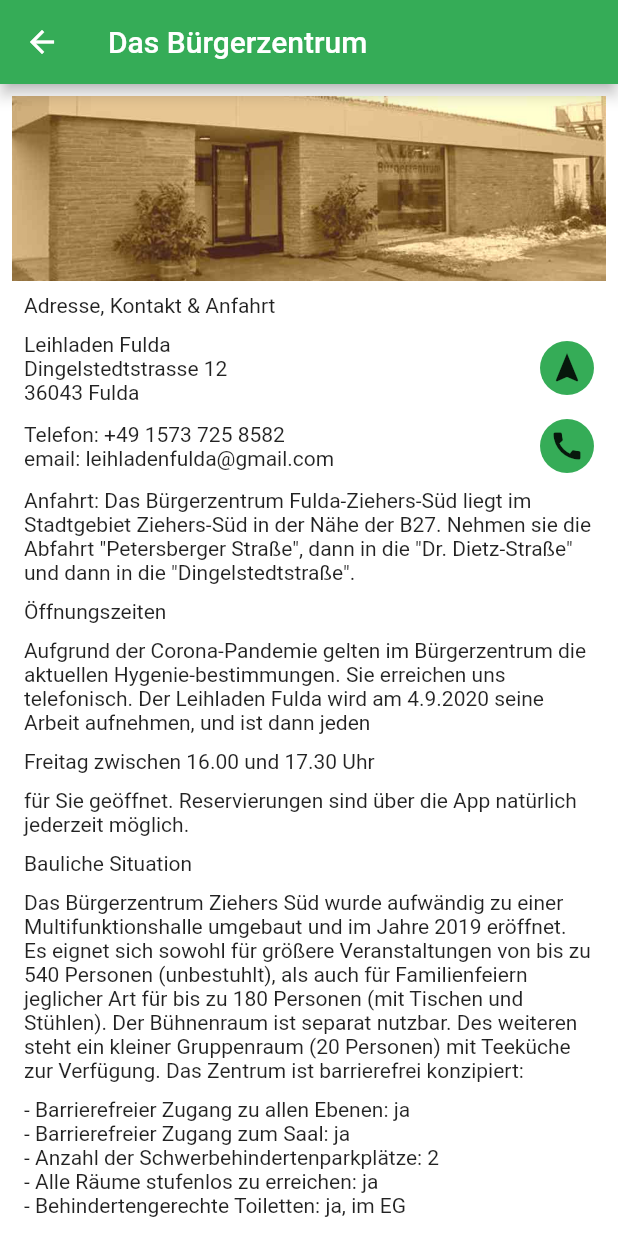
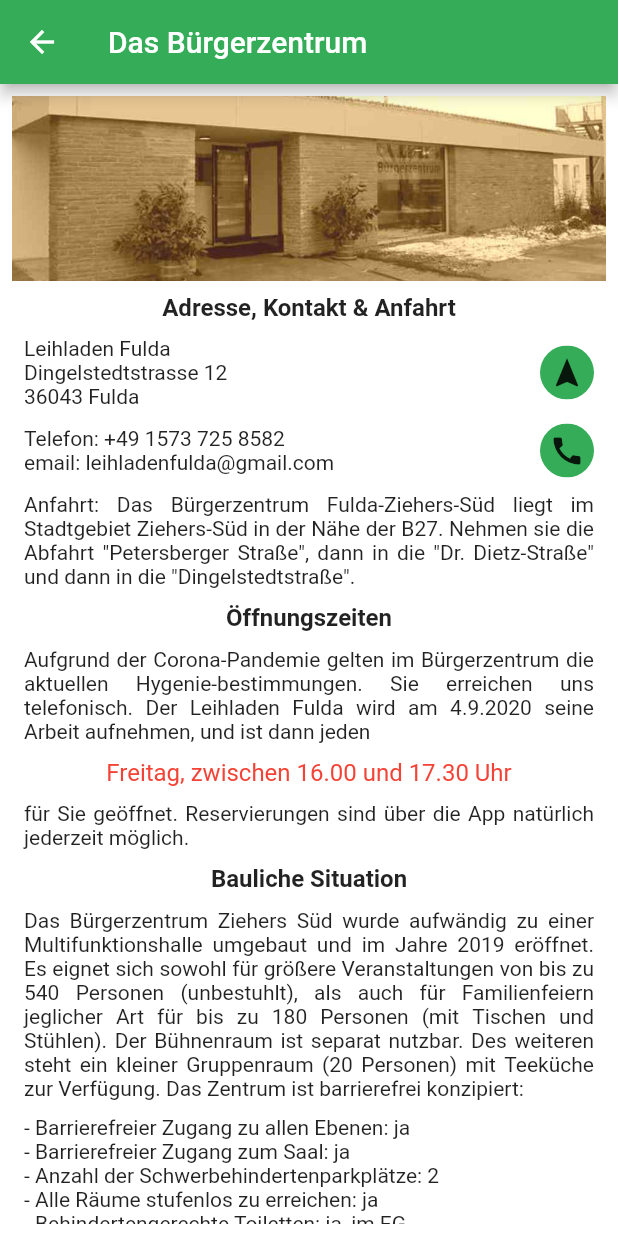
Before and after one commit to drmilde/leihladen_user_frontend_app, a Flutter app: the InfoScreen screen opened directly, on a phone screen of 412 x 824 dp. Run offline on Flutter 3.47's test engine with Material 2 defaults, Android fonts, the phone set to English and light mode, and no system bars; our stand-ins replace qr_flutter.

Commit message:
InfoSeite überarbeitet.

```diff
--- a/lib/screens/info/info_screen.dart
+++ b/lib/screens/info/info_screen.dart
@@ -1,5 +1,6 @@
 import 'package:flutter/cupertino.dart';
 import 'package:flutter/material.dart';
+import 'package:flutter/painting.dart';
 import 'package:leihladen_user_frontend_app/widgets/circular_icon_button_widget.dart';
 
 class InfoScreen extends StatelessWidget {
@@ -22,9 +23,15 @@ class InfoScreen extends StatelessWidget {
                     mainAxisAlignment: MainAxisAlignment.start,
                     crossAxisAlignment: CrossAxisAlignment.start,
                     children: [
-                      Text(
+                      Center(
+                        child: Text(
                           "Adresse, Kontakt & Anfahrt",
                           textAlign: TextAlign.center,
+                          style: TextStyle(
+                            fontSize: 16,
+                            fontWeight: FontWeight.bold,
+                          ),
+                        ),
                       ),
                       SizedBox(
                         height: 10,
@@ -51,25 +58,35 @@ class InfoScreen extends StatelessWidget {
                             "Telefon: +49 1573 725 8582"
                             "\nemail: leihladenfulda@gmail.com",
                           ),
-                          CircularIconButtonWidget(icon: Icon(Icons.call), callback: null)
+                          CircularIconButtonWidget(
+                              icon: Icon(Icons.call), callback: null)
                         ],
                       ),
                       SizedBox(
                         height: 10,
                       ),
-                      Text("Anfahrt: "
+                      Text(
+                        "Anfahrt: "
                         "Das Bürgerzentrum Fulda-Ziehers-Süd liegt im Stadtgebiet"
                         " Ziehers-Süd in der Nähe der B27."
                         " Nehmen sie die "
                         " Abfahrt \"Petersberger Straße\", "
                         "dann in die \"Dr. Dietz-Straße\" und dann"
-                          " in die \"Dingelstedtstraße\"."),
+                        " in die \"Dingelstedtstraße\".",
+                        textAlign: TextAlign.justify,
+                      ),
                       SizedBox(
                         height: 10,
                       ),
-                      Text(
+                      Center(
+                        child: Text(
                           "Öffnungszeiten",
                           textAlign: TextAlign.center,
+                          style: TextStyle(
+                            fontSize: 16,
+                            fontWeight: FontWeight.bold,
+                          ),
+                        ),
                       ),
                       SizedBox(
                         height: 10,
@@ -79,28 +96,48 @@ class InfoScreen extends StatelessWidget {
                         " Hygenie-bestimmungen."
                         " Sie erreichen uns telefonisch."
                         " Der Leihladen Fulda wird am 4.9.2020"
-                          " seine Arbeit aufnehmen, und ist dann jeden"),
+                        " seine Arbeit aufnehmen, und ist dann jeden",
+                        textAlign: TextAlign.justify,
+                      ),
                       SizedBox(
                         height: 10,
                       ),
-                      Text("Freitag"
-                          " zwischen 16.00 und 17.30 Uhr"),
-                      SizedBox(
-                        height: 10,
+                      Center(
+                        child: Text(
+                          "Freitag,"
+                          " zwischen 16.00 und 17.30 Uhr",
+                          style: TextStyle(
+                            color: Colors.red,
+                            fontSize: 16,
                           ),
-                      Text("für Sie geöffnet."
-                          " Reservierungen sind über die App natürlich jederzeit möglich."),
+                        ),
+                      ),
                       SizedBox(
                         height: 10,
                       ),
                       Text(
-                        "Bauliche Situation",
-                        textAlign: TextAlign.center,
+                        "für Sie geöffnet."
+                        " Reservierungen sind über die App natürlich jederzeit möglich.",
+                        textAlign: TextAlign.justify,
                       ),
                       SizedBox(
                         height: 10,
                       ),
-                      Text("Das Bürgerzentrum Ziehers Süd wurde aufwändig zu einer"
+                      Center(
+                        child: Text(
+                          "Bauliche Situation",
+                          textAlign: TextAlign.center,
+                          style: TextStyle(
+                            fontSize: 16,
+                            fontWeight: FontWeight.bold,
+                          ),
+                        ),
+                      ),
+                      SizedBox(
+                        height: 10,
+                      ),
+                      Text(
+                        "Das Bürgerzentrum Ziehers Süd wurde aufwändig zu einer"
                         " Multifunktionshalle umgebaut"
                         " und im Jahre 2019 eröffnet. Es eignet sich sowohl"
                         " für größere Veranstaltungen von bis zu 540 Personen"
@@ -109,7 +146,9 @@ class InfoScreen extends StatelessWidget {
                         " Der Bühnenraum ist separat nutzbar."
                         " Des weiteren steht ein kleiner Gruppenraum"
                         " (20 Personen) mit Teeküche zur Verfügung."
-                          " Das Zentrum ist barrierefrei konzipiert:"),
+                        " Das Zentrum ist barrierefrei konzipiert:",
+                        textAlign: TextAlign.justify,
+                      ),
                       SizedBox(
                         height: 10,
                       ),
```
Also changed, not shown: lib/screens/ausleihen/qr_code_screen.dart (+26 -4 lines). Lines whose indentation alone changed are shown as unchanged.
